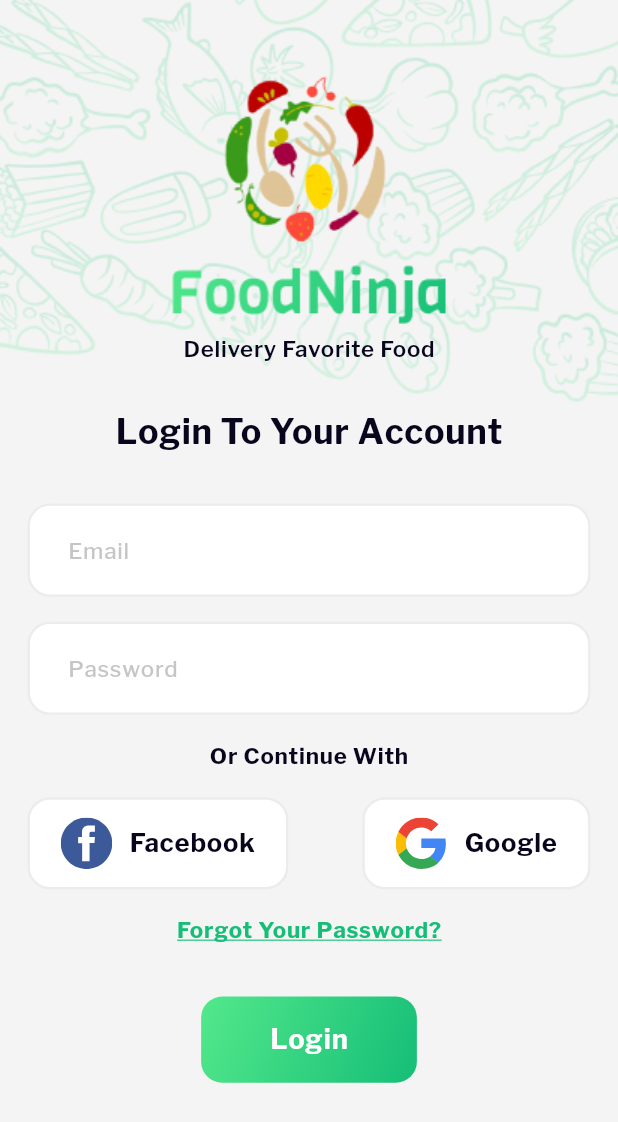
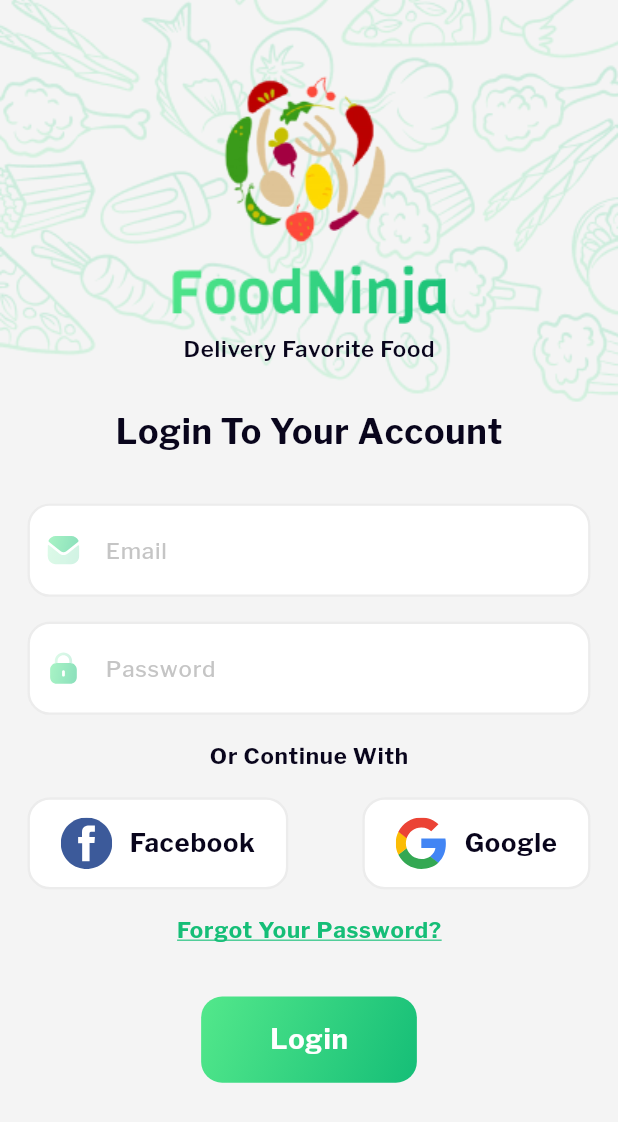
Before and after one commit to elsankary99/Food-Ninja, a Flutter app: the screen it shows after launch, on a phone screen of 412 x 824 dp. Shown: the top 1122 px of the screen. Run offline on Flutter 3.47's test engine with Material 3 defaults, Android fonts, the phone set to English and light mode, and no system bars; our stand-ins replace auto_route, device_preview, flutter_riverpod, flutter_screenutil, flutter_svg.

```diff
--- a/lib/core/constants/app_images.dart
+++ b/lib/core/constants/app_images.dart
@@ -20,6 +20,10 @@ class Assets {
   /// Assets for assetsImagesEmailIcon
   /// assets/images/email_icon.svg
   static const String assetsImagesEmailIcon = "assets/images/email_icon.svg";
+
+  /// Assets for assetsImagesEmailLogo
+  /// assets/images/email_logo.svg
+  static const String assetsImagesEmailLogo = "assets/images/email_logo.svg";
 
   /// Assets for assetsImagesFacebook
   /// assets/images/facebook.svg
@@ -53,6 +57,10 @@ class Assets {
   /// assets/images/onboarding_2.png
   static const String assetsImagesOnboarding2 = "assets/images/onboarding_2.png";
 
+  /// Assets for assetsImagesPasswordLogo
+  /// assets/images/password_logo.svg
+  static const String assetsImagesPasswordLogo = "assets/images/password_logo.svg";
+
   /// Assets for assetsImagesPattern
   /// assets/images/Pattern.png
   static const String assetsImagesPattern = "assets/images/Pattern.png";
@@ -64,6 +72,10 @@ class Assets {
   /// Assets for assetsImagesPaypalLogo
   /// assets/images/paypal_logo.png
   static const String assetsImagesPaypalLogo = "assets/images/paypal_logo.png";
+
+  /// Assets for assetsImagesProfileLogo
+  /// assets/images/profile_logo.svg
+  static const String assetsImagesProfileLogo = "assets/images/profile_logo.svg";
 
   /// Assets for assetsImagesSearchIcon
   /// assets/images/search_icon.png
--- a/lib/views/pages/login/login_page.dart
+++ b/lib/views/pages/login/login_page.dart
@@ -43,10 +43,12 @@ class LoginPage extends StatelessWidget {
                   ),
                   SizedBox(height: context.height * 0.04),
                   const CustomTextFormField(
+                    prefixIcon: Assets.assetsImagesEmailLogo,
                     hint: AppStrings.email,
                   ),
                   SizedBox(height: context.height * 0.02),
                   const CustomTextFormField(
+                    prefixIcon: Assets.assetsImagesPasswordLogo,
                     hint: AppStrings.password,
                   ),
                   SizedBox(height: context.height * 0.02),
--- a/lib/views/widgets/custom_text_form_field.dart
+++ b/lib/views/widgets/custom_text_form_field.dart
@@ -1,11 +1,12 @@
 import 'package:flutter/material.dart';
 import 'package:flutter_screenutil/flutter_screenutil.dart';
+import 'package:flutter_svg/svg.dart';
 import 'package:food_ninja/core/constants/app_colors.dart';
 import 'package:food_ninja/core/extensions/extensions.dart';
 
 class CustomTextFormField extends StatelessWidget {
   final String hint;
-  final Widget? prefixIcon;
+  final String? prefixIcon;
   final Widget? suffixIcon;
   final TextEditingController? controller;
   final String? Function(String?)? validator;
@@ -27,7 +28,14 @@ class CustomTextFormField extends StatelessWidget {
       cursorColor: AppColors.deepGreen,
       decoration: InputDecoration(
         suffixIcon: suffixIcon,
-        prefixIcon: prefixIcon,
+        prefixIcon: prefixIcon != null
+            ? Padding(
+                padding: EdgeInsets.symmetric(horizontal: 10.w),
+                child: SvgPicture.asset(
+                  prefixIcon!,
+                ),
+              )
+            : null,
         hintText: hint,
         hintStyle: context.textTheme.labelSmall!
             .copyWith(color: Colors.grey.withOpacity(0.6)),
```
Also changed, not shown: assets/images/email_logo.svg (added), assets/images/password_logo.svg (added), assets/images/profile_logo.svg (added).
